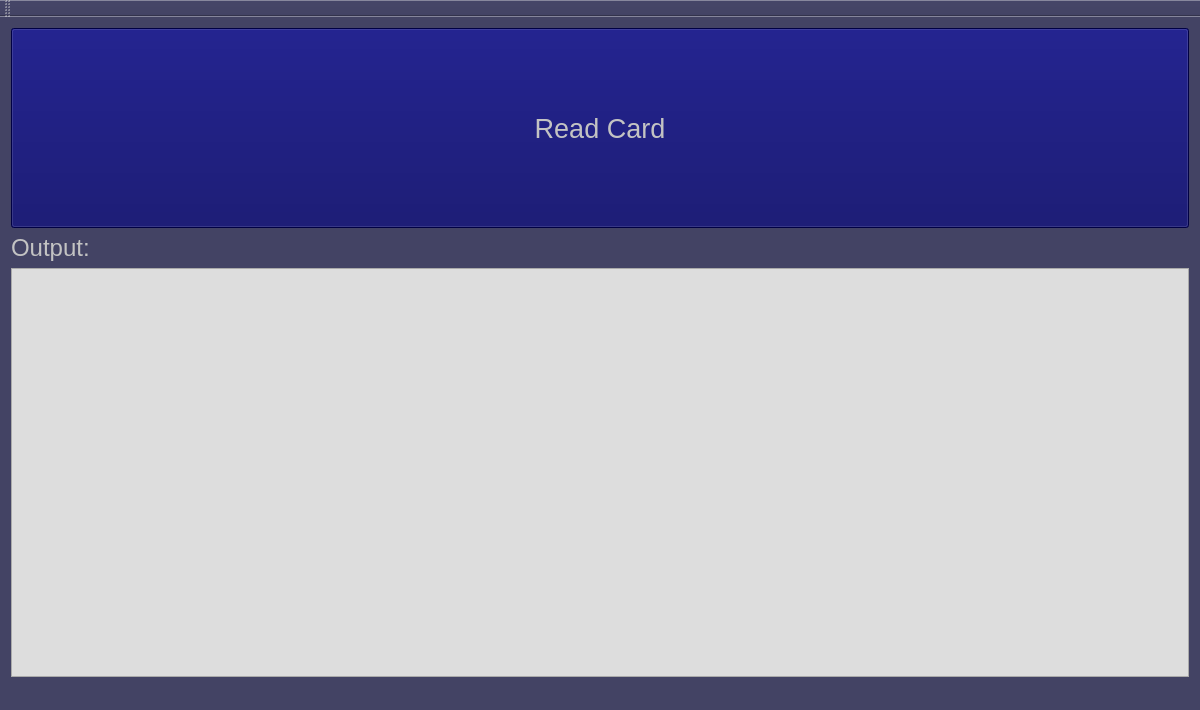
Above: PiZeroTest10/MainWindow.ui from RobertPinson/PiZeroTest10 before the change. Below: the same form after it.
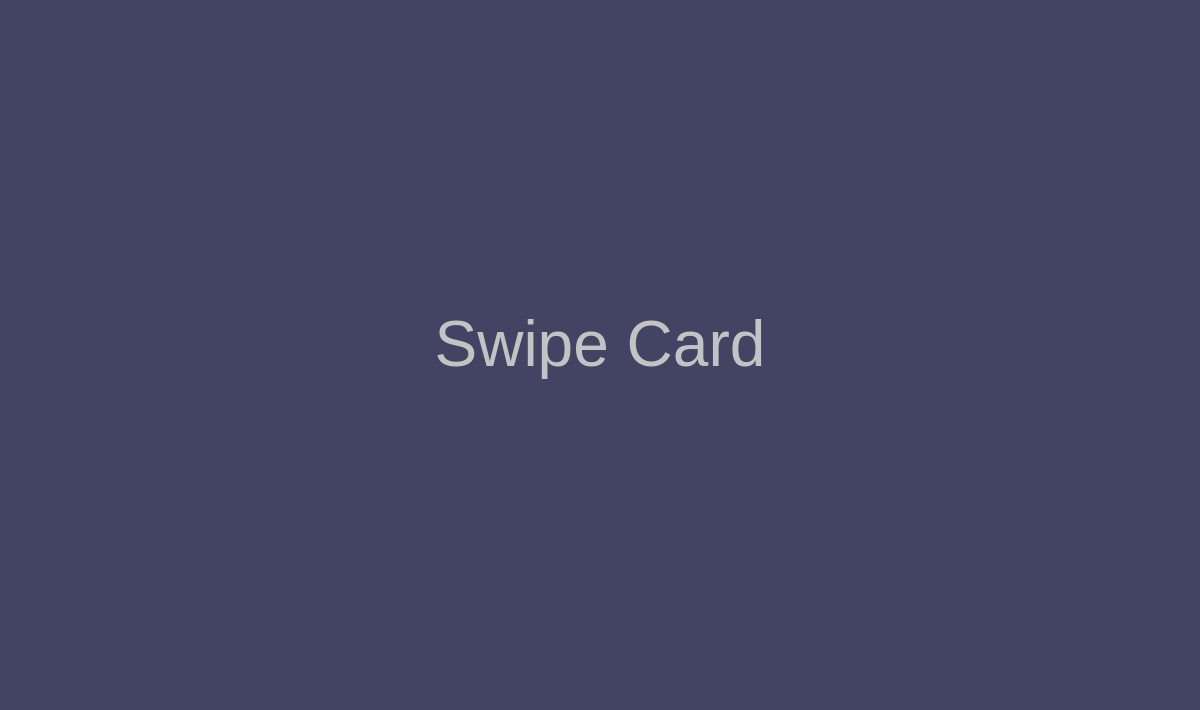
That is the form after the change.

Diff of the .ui file:
```diff
--- a/PiZeroTest10/MainWindow.ui
+++ b/PiZeroTest10/MainWindow.ui
@@ -19,63 +19,10 @@
   </property>
   <widget class="QWidget" name="centralWidget">
    <layout class="QGridLayout" name="gridLayout_2">
-    <item row="0" column="0">
-     <layout class="QGridLayout" name="gridLayout" rowstretch="0,0,0" rowminimumheight="0,0,50">
-      <item row="0" column="0" alignment="Qt::AlignTop">
-       <widget class="QPushButton" name="pushButton">
-        <property name="sizePolicy">
-         <sizepolicy hsizetype="MinimumExpanding" vsizetype="MinimumExpanding">
-          <horstretch>0</horstretch>
-          <verstretch>0</verstretch>
-         </sizepolicy>
-        </property>
-        <property name="minimumSize">
-         <size>
-          <width>0</width>
-          <height>200</height>
-         </size>
-        </property>
-        <property name="font">
-         <font>
-          <family>Segoe UI</family>
-          <pointsize>20</pointsize>
-         </font>
-        </property>
-        <property name="styleSheet">
-         <string notr="true">background-color: rgb(0, 0, 95)</string>
-        </property>
-        <property name="text">
-         <string>Read Card</string>
-        </property>
-       </widget>
-      </item>
-      <item row="1" column="0" alignment="Qt::AlignTop">
-       <widget class="QLabel" name="label">
-        <property name="sizePolicy">
-         <sizepolicy hsizetype="Fixed" vsizetype="Fixed">
-          <horstretch>0</horstretch>
-          <verstretch>0</verstretch>
-         </sizepolicy>
-        </property>
-        <property name="font">
-         <font>
-          <family>Segoe UI</family>
-          <pointsize>18</pointsize>
-         </font>
-        </property>
-        <property name="text">
-         <string>Output:</string>
-        </property>
-       </widget>
-      </item>
+    <item row="1" column="0">
+     <layout class="QGridLayout" name="gridLayout" rowstretch="0,0,0">
       <item row="2" column="0">
-       <widget class="QPlainTextEdit" name="txtOutput">
-        <property name="sizePolicy">
-         <sizepolicy hsizetype="Expanding" vsizetype="Expanding">
-          <horstretch>0</horstretch>
-          <verstretch>0</verstretch>
-         </sizepolicy>
-        </property>
+       <widget class="QLabel" name="label_2">
         <property name="minimumSize">
          <size>
           <width>0</width>
@@ -85,18 +32,14 @@
         <property name="font">
          <font>
           <family>Segoe UI</family>
-          <pointsize>14</pointsize>
+          <pointsize>48</pointsize>
          </font>
         </property>
-        <property name="styleSheet">
-         <string notr="true">background-color: rgb(221, 221, 221);
-color:rgb(90, 90, 90)</string>
+        <property name="text">
+         <string>Swipe Card</string>
         </property>
-        <property name="readOnly">
-         <bool>true</bool>
-        </property>
-        <property name="plainText">
-         <string/>
+        <property name="alignment">
+         <set>Qt::AlignCenter</set>
         </property>
        </widget>
       </item>
@@ -104,24 +47,6 @@
     </item>
    </layout>
   </widget>
-  <widget class="QMenuBar" name="menuBar">
-   <property name="geometry">
-    <rect>
-     <x>0</x>
-     <y>0</y>
-     <width>1200</width>
-     <height>21</height>
-    </rect>
-   </property>
-  </widget>
-  <widget class="QToolBar" name="mainToolBar">
-   <attribute name="toolBarArea">
-    <enum>TopToolBarArea</enum>
-   </attribute>
-   <attribute name="toolBarBreak">
-    <bool>false</bool>
-   </attribute>
-  </widget>
   <widget class="QStatusBar" name="statusBar"/>
  </widget>
  <layoutdefault spacing="6" margin="11"/>
```
Left out of the diff: 19 changed lines with no effect on the pictures.
